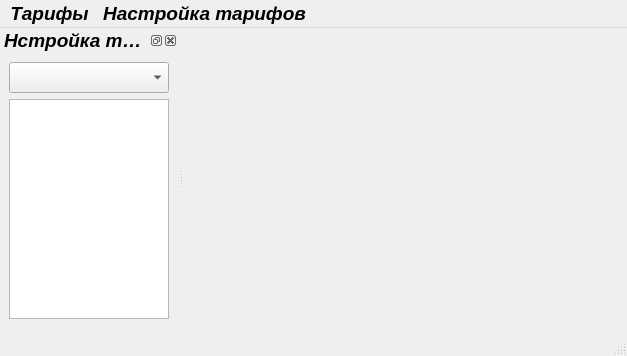
Above: my_form.ui from PavelSimakov/i_study_comboBox_new2 before the change. Below: the same form after it.
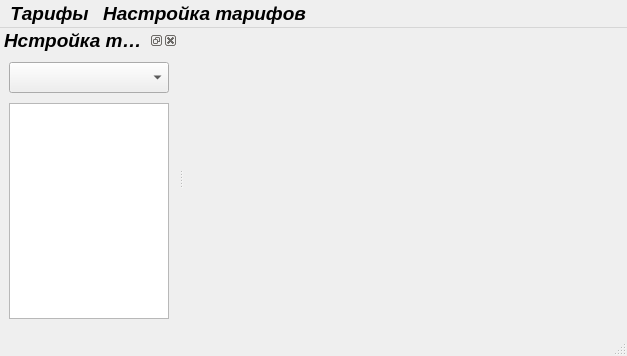
That is the form after the change.

```diff
--- a/my_form.ui
+++ b/my_form.ui
@@ -71,6 +71,9 @@
     <layout class="QVBoxLayout" name="verticalLayout_2">
      <item>
       <layout class="QVBoxLayout" name="verticalLayout">
+       <property name="spacing">
+        <number>10</number>
+       </property>
        <item>
         <widget class="QComboBox" name="comboBox_setting">
          <property name="font">
@@ -97,9 +100,24 @@
        </item>
        <item>
         <widget class="QTableView" name="tableView">
+         <property name="font">
+          <font>
+           <family>MS Shell Dlg 2</family>
+           <pointsize>12</pointsize>
+           <weight>75</weight>
+           <italic>true</italic>
+           <bold>true</bold>
+          </font>
+         </property>
+         <property name="inputMethodHints">
+          <set>Qt::ImhDigitsOnly</set>
+         </property>
          <property name="sizeAdjustPolicy">
           <enum>QAbstractScrollArea::AdjustToContentsOnFirstShow</enum>
          </property>
+         <attribute name="horizontalHeaderMinimumSectionSize">
+          <number>50</number>
+         </attribute>
          <attribute name="verticalHeaderDefaultSectionSize">
           <number>39</number>
          </attribute>
```
Left out of the diff: 33 changed lines with no effect on the pictures.
